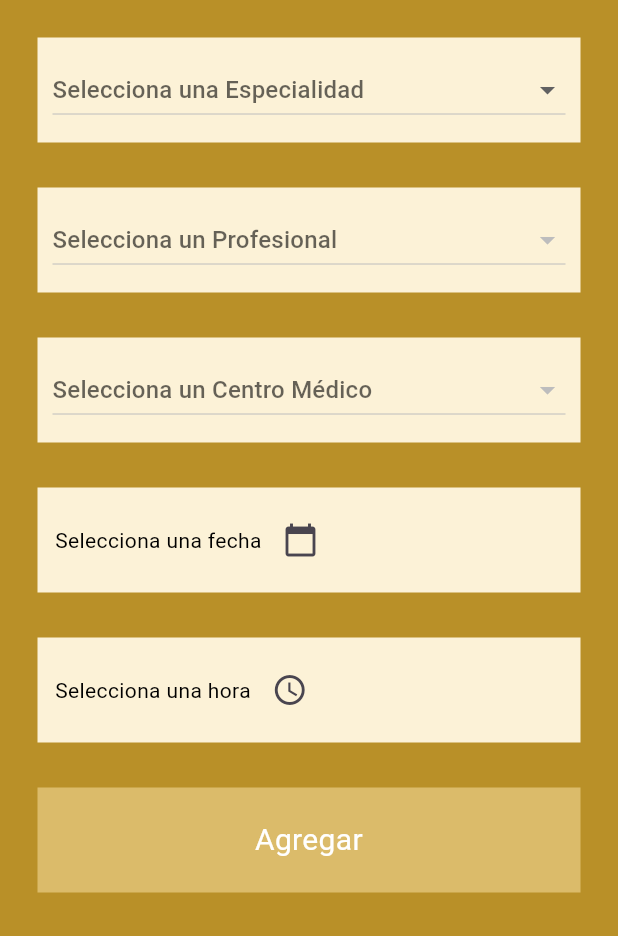
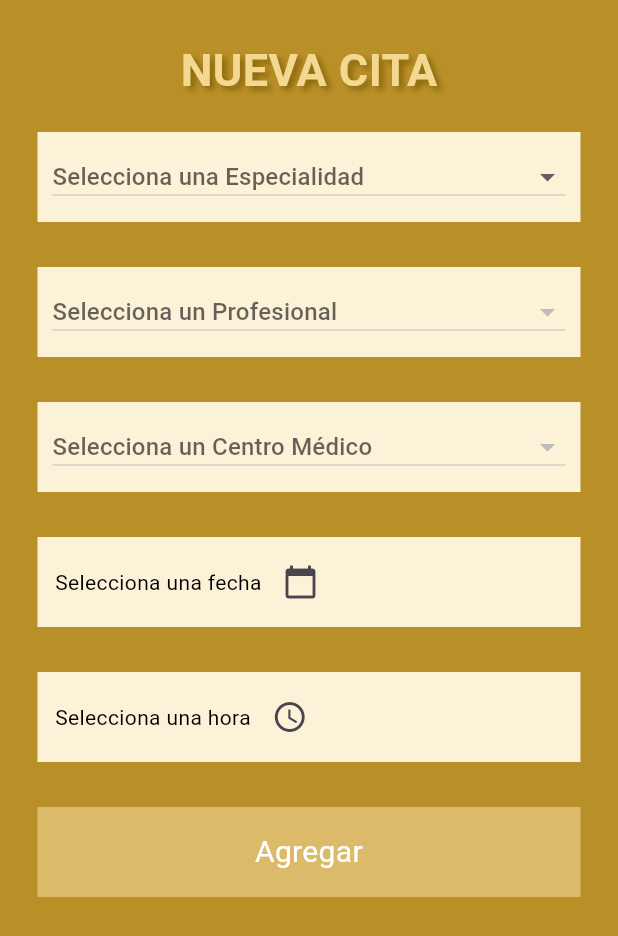
Before and after one commit to carlafber/MedConnect, a Flutter app: the NuevaCitaApp screen opened directly, on a phone screen of 412 x 824 dp. Shown: the top 936 px of the screen. Run offline on Flutter 3.47's test engine with Material 3 defaults, Android fonts, the phone set to English and light mode, and no system bars; our stand-ins replace fl_chart, font_awesome_flutter, pie_chart, sqflite, sqflite_common_ffi, table_calendar; accounts and stored records are empty.

Commit message:
Apariencia y cuadro médico

```diff
--- a/lib/estilos.dart
+++ b/lib/estilos.dart
@@ -52,6 +52,12 @@ class Estilos {
     fontSize: 18,
     fontFamily: 'Roboto',
   );
+  static const TextStyle texto7 = TextStyle(
+    color: Colors.black,
+    fontSize: 24,
+    fontFamily: 'Roboto',
+    fontWeight: FontWeight.bold,
+  );
   static const Color dorado = Color.fromARGB(255, 185, 144, 40);
   static const Color dorado_oscuro = Color.fromARGB(255, 157, 118, 18);
   static const Color dorado_claro = Color.fromARGB(255, 219, 187, 106);
--- a/lib/nueva_cita.dart
+++ b/lib/nueva_cita.dart
@@ -109,8 +109,10 @@ class _NuevaCitaApp extends State<NuevaCitaApp> {
           padding: const EdgeInsets.all(25),
           child: Column(
             children: [
+              Text("NUEVA CITA", style: Estilos.titulo2),
+              const Padding(padding: EdgeInsets.all(10)),
               Container(
-                height: 70,
+                height: 60,
                 alignment: Alignment.center,
                 decoration: const BoxDecoration(color: Estilos.fondo),
                 padding: const EdgeInsets.all(10),
@@ -137,7 +139,7 @@ class _NuevaCitaApp extends State<NuevaCitaApp> {
               ),
               const Padding(padding: EdgeInsets.all(15)),
               Container(
-                height: 70,
+                height: 60,
                 alignment: Alignment.center,
                 decoration: const BoxDecoration(color: Estilos.fondo),
                 padding: const EdgeInsets.all(10),
@@ -160,7 +162,7 @@ class _NuevaCitaApp extends State<NuevaCitaApp> {
               ),
               const Padding(padding: EdgeInsets.all(15)),
               Container(
-                height: 70,
+                height: 60,
                 alignment: Alignment.center,
                 decoration: const BoxDecoration(color: Estilos.fondo),
                 padding: const EdgeInsets.all(10),
@@ -183,7 +185,7 @@ class _NuevaCitaApp extends State<NuevaCitaApp> {
               ),
               const Padding(padding: EdgeInsets.all(15)),
               Container(
-                height: 70,
+                height: 60,
                 alignment: Alignment.center,
                 decoration: const BoxDecoration(color: Estilos.fondo),
                 padding: const EdgeInsets.all(10),
@@ -210,7 +212,7 @@ class _NuevaCitaApp extends State<NuevaCitaApp> {
               ),
               const Padding(padding: EdgeInsets.all(15)),
               Container(
-                height: 70,
+                height: 60,
                 alignment: Alignment.center,
                 decoration: const BoxDecoration(color: Estilos.fondo),
                 padding: const EdgeInsets.all(10),
@@ -271,7 +273,7 @@ class _NuevaCitaApp extends State<NuevaCitaApp> {
                   }
                 },
                 child: Container(
-                  height: 70,
+                  height: 60,
                   alignment: Alignment.center,
                   decoration: const BoxDecoration(color: Estilos.dorado_claro),
                   child: const Text(
```
Also changed, not shown: lib/calendario.dart (+16 -72 lines).
